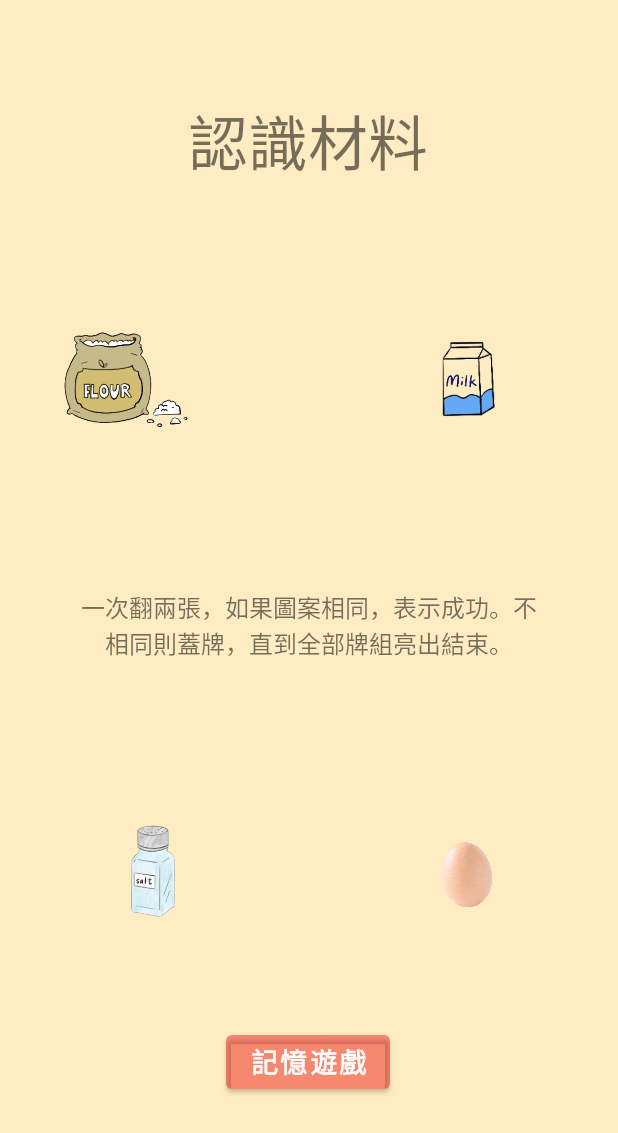
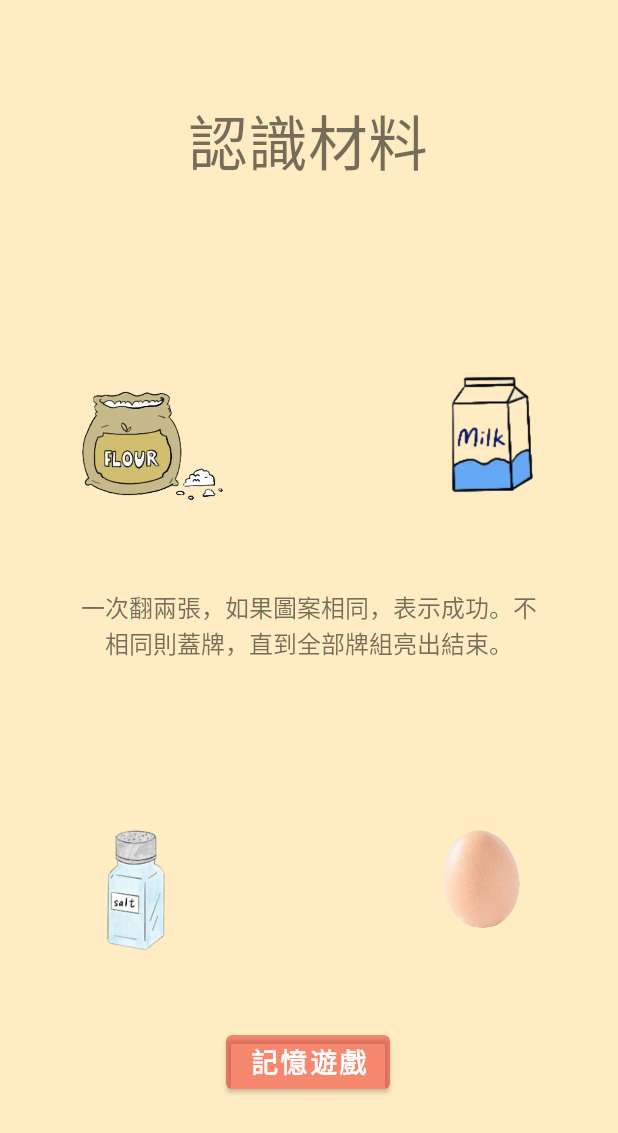
Before and after one commit to hce2000/1104, an Android app: the MainActivity6 screen opened directly, with no data from a screen before it, on a phone screen of 412 x 824 dp. Shown: the top 1133 px of the screen. Run offline under Robolectric (Android 15) with nearby library versions, the phone set to English and light mode, and no system bars; pictures from the network do not load.

Commit message:
11/04 commit

```diff
--- a/app/src/main/res/layout/activity_main6.xml
+++ b/app/src/main/res/layout/activity_main6.xml
@@ -50,38 +50,49 @@
 
     <ImageView
         android:id="@+id/imageView4"
-        android:layout_width="133dp"
-        android:layout_height="103dp"
+        android:layout_width="143dp"
+        android:layout_height="118dp"
         app:layout_constraintBottom_toTopOf="@+id/textView3"
-        app:layout_constraintEnd_toStartOf="@+id/button6"
+        app:layout_constraintEnd_toEndOf="parent"
+        app:layout_constraintHorizontal_bias="0.111"
+        app:layout_constraintStart_toStartOf="parent"
         app:layout_constraintTop_toBottomOf="@+id/textView"
+        app:layout_constraintVertical_bias="1.0"
         app:srcCompat="@drawable/flour" />
 
     <ImageView
         android:id="@+id/imageView5"
-        android:layout_width="97dp"
-        android:layout_height="78dp"
+        android:layout_width="120dp"
+        android:layout_height="102dp"
         app:layout_constraintBottom_toTopOf="@+id/button6"
         app:layout_constraintEnd_toStartOf="@+id/button6"
+        app:layout_constraintHorizontal_bias="1.0"
+        app:layout_constraintStart_toStartOf="parent"
         app:layout_constraintTop_toBottomOf="@+id/textView3"
+        app:layout_constraintVertical_bias="0.62"
         app:srcCompat="@drawable/salt" />
 
     <ImageView
         android:id="@+id/imageView6"
-        android:layout_width="105dp"
-        android:layout_height="56dp"
+        android:layout_width="129dp"
+        android:layout_height="103dp"
+        android:layout_marginStart="4dp"
         app:layout_constraintBottom_toTopOf="@+id/textView3"
         app:layout_constraintStart_toEndOf="@+id/button6"
         app:layout_constraintTop_toBottomOf="@+id/textView"
+        app:layout_constraintVertical_bias="0.859"
         app:srcCompat="@drawable/milk" />
 
     <ImageView
         android:id="@+id/imageView7"
-        android:layout_width="105dp"
-        android:layout_height="56dp"
+        android:layout_width="126dp"
+        android:layout_height="92dp"
         app:layout_constraintBottom_toTopOf="@+id/button6"
+        app:layout_constraintEnd_toEndOf="parent"
+        app:layout_constraintHorizontal_bias="0.0"
         app:layout_constraintStart_toEndOf="@+id/button6"
         app:layout_constraintTop_toBottomOf="@+id/textView3"
+        app:layout_constraintVertical_bias="0.523"
         app:srcCompat="@drawable/egg" />
 
 </androidx.constraintlayout.widget.ConstraintLayout>
```
